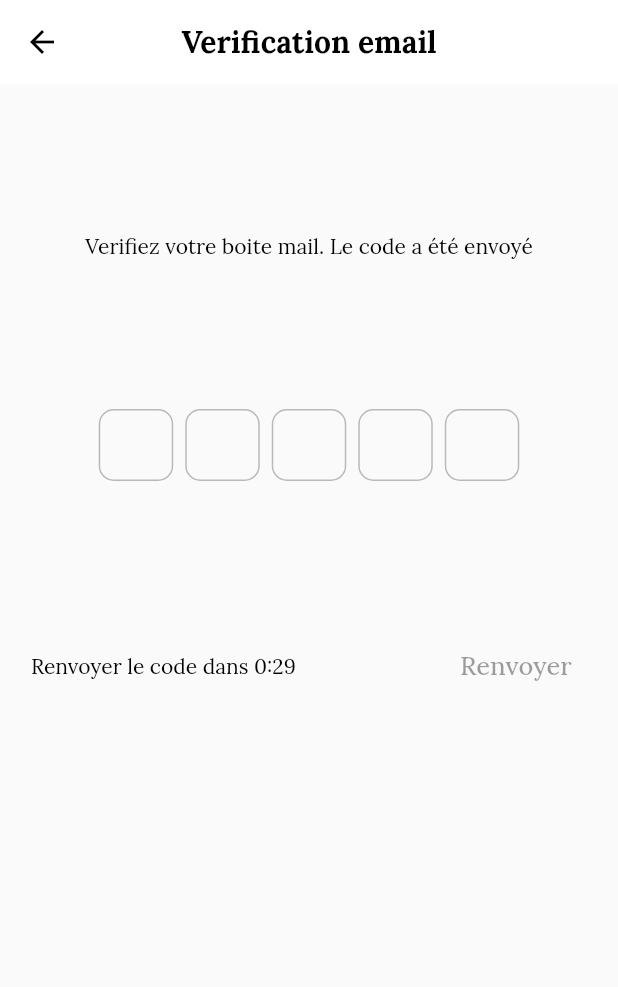
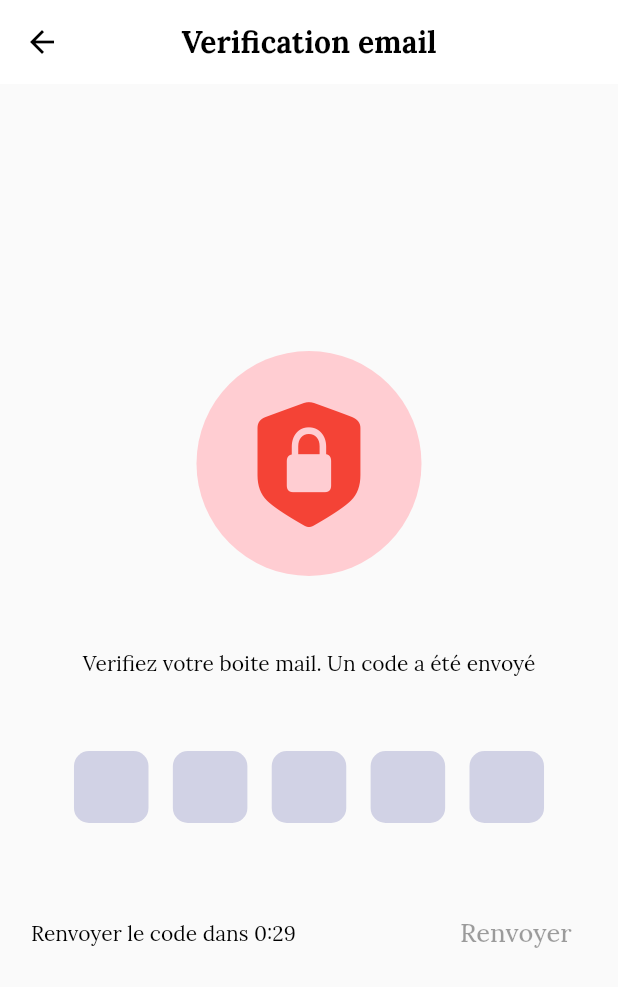
Before and after one commit to FROST066/e-Stock, a Flutter app: the ProvideOtp screen opened directly with empty values, on a phone screen of 412 x 824 dp. Shown: the top 987 px of the screen. Run offline on Flutter 3.47's test engine with Material 2 defaults, Android fonts, the phone set to English and light mode, and no system bars; drawn by our look-alikes of otp_text_field; our stand-ins replace animated_theme_switcher, badges, date_time_picker, file_picker, firebase_core, firebase_storage and 11 more; missing offline and left inert: email_otp, flutter_animated_dialog, search_choices; accounts and stored records are empty.

Commit message:
finish design ProvideOTP screen

```diff
--- a/lib/screens/PasswordForgot/ProvideOtp.dart
+++ b/lib/screens/PasswordForgot/ProvideOtp.dart
@@ -2,9 +2,11 @@ import 'dart:async';
 import 'dart:io';
 import 'package:e_stock/widgets/customFlutterToast.dart';
 import 'package:email_otp/email_otp.dart';
+import 'package:flutter/cupertino.dart';
 import 'package:flutter/material.dart';
 import 'package:google_fonts/google_fonts.dart';
 import 'package:otp_text_field/otp_field.dart';
+import 'package:otp_text_field/otp_field_style.dart';
 import 'package:otp_text_field/style.dart';
 
 class ProvideOtp extends StatefulWidget {
@@ -34,20 +36,35 @@ class _ProvideOtpState extends State<ProvideOtp> {
     return Scaffold(
       appBar: AppBar(title: const Text("Verification email")),
       body: Center(
-        heightFactor: 1,
         child: SizedBox(
           width: MediaQuery.of(context).size.width * 0.9,
           height: MediaQuery.of(context).size.height * 0.5,
           child: Column(
             mainAxisAlignment: MainAxisAlignment.spaceBetween,
             children: [
-              const SizedBox(),
-              const Text("Verifiez votre boite mail. Le code a été envoyé"),
+              SizedBox(
+                height: 150,
+                width: 150,
+                child: CircleAvatar(
+                  foregroundColor: Colors.red,
+                  backgroundColor: Colors.red.shade100,
+                  child: const Icon(CupertinoIcons.lock_shield_fill, size: 100),
+                ),
+              ),
+              const Text("Verifiez votre boite mail. Un code a été envoyé"),
               OTPTextField(
                   length: 5,
-                  width: MediaQuery.of(context).size.width * 0.7,
+                  otpFieldStyle: OtpFieldStyle(
+                      enabledBorderColor: Colors.transparent,
+                      borderColor: Colors.transparent,
+                      backgroundColor:
+                          Theme.of(context).primaryColor.withOpacity(0.2)),
+                  keyboardType: TextInputType.number,
+                  width: MediaQuery.of(context).size.width * 0.8,
                   fieldWidth: (MediaQuery.of(context).size.width * 0.7 / 5) - 8,
-                  style: const TextStyle(fontSize: 17),
+                  style: TextStyle(
+                      fontSize: 17,
+                      color: Theme.of(context).appBarTheme.foregroundColor),
                   textFieldAlignment: MainAxisAlignment.spaceAround,
                   fieldStyle: FieldStyle.box,
                   onChanged: (value) => print(value),
@@ -85,9 +102,9 @@ class _ProvideOtpState extends State<ProvideOtp> {
         otpLength: 5,
         otpType: OTPType.digitsOnly);
     if (await myauth.sendOTP() == false) {
-      customFlutterToast(msg: "Oops, OTP send failed");
+      customFlutterToast(msg: "Oops, le code n'a pas été envoyé");
     } else {
-      customFlutterToast(msg: "OTP has been sent");
+      // customFlutterToast(msg: "le code n'a pas été envoyé");
       const oneSec = Duration(seconds: 1);
       setState(() {
         isEnabled = false;
@@ -113,10 +130,10 @@ class _ProvideOtpState extends State<ProvideOtp> {
   Future<void> onOTPFieldComplete(String pin) async {
     // print("Completed: " + pin);
     if (await myauth.verifyOTP(otp: pin) == true) {
-      customFlutterToast(msg: "OTP is verified");
+      customFlutterToast(msg: "Verification réussie");
       widget.afterOTPValidation();
     } else {
-      customFlutterToast(msg: "Invalid OTP");
+      customFlutterToast(msg: "Le code est incorrect");
     }
   }
 }
--- a/lib/screens/SignUpScreen.dart
+++ b/lib/screens/SignUpScreen.dart
@@ -1,5 +1,6 @@
 import 'dart:convert';
 import 'dart:io';
+import 'package:e_stock/screens/PasswordForgot/ProvideOtp.dart';
 import 'package:e_stock/services/validator.dart';
 import 'package:e_stock/widgets/CustomTextFormField.dart';
 import 'package:flutter/material.dart';
@@ -93,6 +94,16 @@ class _SignUpScreenState extends State<SignUpScreen> {
                               msg: "Les 2 mots de passe ne correspondent pas");
                         } else {
                           if (!_isLoading && formKey.currentState!.validate()) {
+                            Navigator.push(
+                                context,
+                                MaterialPageRoute(
+                                    builder: (builder) => ProvideOtp(
+                                          email: emailController.text,
+                                          afterOTPValidation: () {
+                                            Navigator.pop(context);
+                                            _signUp();
+                                          },
+                                        )));
                             await _signUp();
                           }
                         }
```
